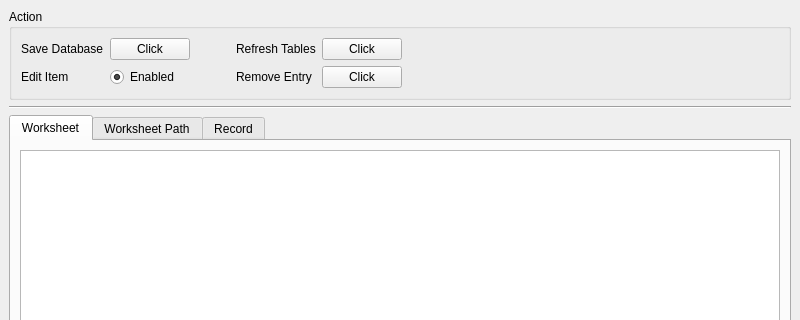
First picture: the form in ui/management.ui, repository Minedient/elerp, before the edit; both pictures show x 0 to 800 and y 0 to 320 of the 800 by 600 pixel window.
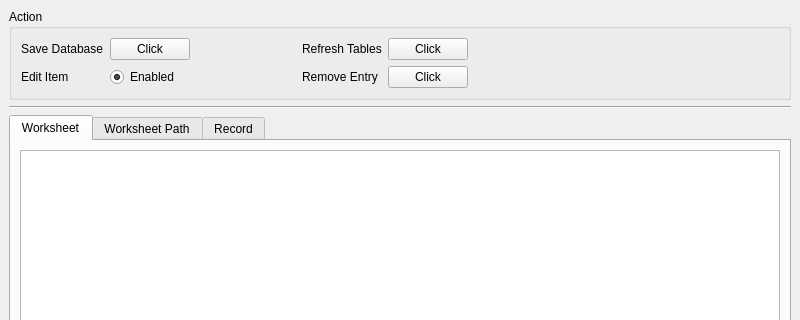
Second picture: the form after the edit.

Commit message:
Update to version 1.0.7     entryRemoveWizard is now functional     added development and production modes     add new functions to database.py     and other minor changes
	modified:   .gitignore
	modified:   database.py
	modified:   elerpServer.py
	modified:   main.py
	modified:   ui/entryRemoveWizard.ui
	modified:   ui/entryRemoveWizard_ui.py
	modified:   ui/management.ui
	modified:   ui/management_ui.py

What changed in the file:
```diff
--- a/ui/management.ui
+++ b/ui/management.ui
@@ -21,36 +21,13 @@
        <string>Action</string>
       </property>
       <layout class="QGridLayout" name="gridLayout">
-       <item row="2" column="2">
-        <spacer name="horizontalSpacer_2">
-         <property name="orientation">
-          <enum>Qt::Orientation::Horizontal</enum>
-         </property>
-         <property name="sizeType">
-          <enum>QSizePolicy::Policy::Fixed</enum>
-         </property>
-         <property name="sizeHint" stdset="0">
-          <size>
-           <width>40</width>
-           <height>20</height>
-          </size>
-         </property>
-        </spacer>
-       </item>
-       <item row="0" column="1">
-        <widget class="QPushButton" name="saveButton">
+       <item row="2" column="1">
+        <widget class="QRadioButton" name="editTrigger">
          <property name="text">
-          <string>Click</string>
+          <string>Enabled</string>
          </property>
-        </widget>
-       </item>
-       <item row="2" column="0">
-        <widget class="QLabel" name="label_2">
-         <property name="text">
-          <string>Edit Item</string>
-         </property>
-         <property name="buddy">
-          <cstring>editTrigger</cstring>
+         <property name="checked">
+          <bool>true</bool>
          </property>
         </widget>
        </item>
@@ -61,6 +38,48 @@
          </property>
         </widget>
        </item>
+       <item row="2" column="4">
+        <widget class="QLabel" name="label_4">
+         <property name="text">
+          <string>Remove Entry</string>
+         </property>
+        </widget>
+       </item>
+       <item row="2" column="2">
+        <widget class="QLabel" name="tempMessageLabel">
+         <property name="sizePolicy">
+          <sizepolicy hsizetype="Preferred" vsizetype="Preferred">
+           <horstretch>0</horstretch>
+           <verstretch>0</verstretch>
+          </sizepolicy>
+         </property>
+         <property name="minimumSize">
+          <size>
+           <width>100</width>
+           <height>0</height>
+          </size>
+         </property>
+         <property name="maximumSize">
+          <size>
+           <width>16777215</width>
+           <height>16777215</height>
+          </size>
+         </property>
+         <property name="text">
+          <string/>
+         </property>
+        </widget>
+       </item>
+       <item row="0" column="4">
+        <widget class="QLabel" name="label_3">
+         <property name="text">
+          <string>Refresh Tables</string>
+         </property>
+         <property name="buddy">
+          <cstring>refreshButton</cstring>
+         </property>
+        </widget>
+       </item>
        <item row="2" column="5">
         <widget class="QPushButton" name="removeEntryButton">
          <property name="text">
@@ -68,6 +87,13 @@
          </property>
         </widget>
        </item>
+       <item row="0" column="1">
+        <widget class="QPushButton" name="saveButton">
+         <property name="text">
+          <string>Click</string>
+         </property>
+        </widget>
+       </item>
        <item row="0" column="0">
         <widget class="QLabel" name="label">
          <property name="text">
@@ -78,13 +104,13 @@
          </property>
         </widget>
        </item>
-       <item row="0" column="4">
-        <widget class="QLabel" name="label_3">
+       <item row="2" column="0">
+        <widget class="QLabel" name="label_2">
          <property name="text">
-          <string>Refresh Tables</string>
+          <string>Edit Item</string>
          </property>
          <property name="buddy">
-          <cstring>refreshButton</cstring>
+          <cstring>editTrigger</cstring>
          </property>
         </widget>
        </item>
@@ -101,23 +127,6 @@
          </property>
         </spacer>
        </item>
-       <item row="2" column="1">
-        <widget class="QRadioButton" name="editTrigger">
-         <property name="text">
-          <string>Enabled</string>
-         </property>
-         <property name="checked">
-          <bool>true</bool>
-         </property>
-        </widget>
-       </item>
-       <item row="2" column="4">
-        <widget class="QLabel" name="tempMessageLabel">
-         <property name="text">
-          <string>Remove Entry</string>
-         </property>
-        </widget>
-       </item>
       </layout>
      </widget>
     </item>
```
The commit also changes 7 other files.
